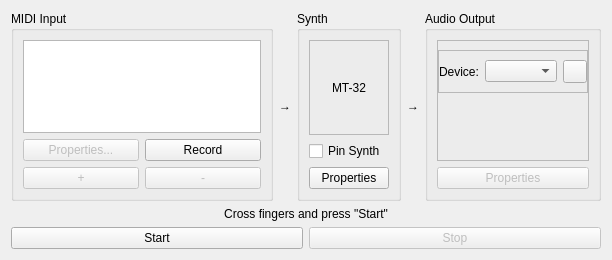
First picture: the form in mt32emu_qt/src/SynthWidget.ui, repository Stino/munt, before the edit.
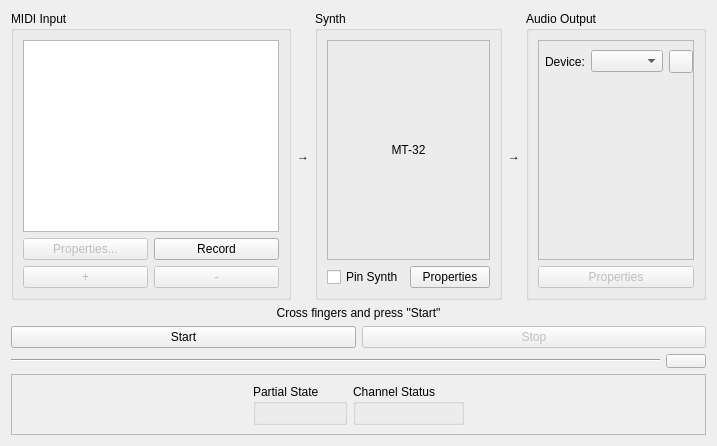
Second picture: the form after the edit. Icons and pictures are not drawn.

Commit message: - Added panel displaying synth details

```diff
--- a/mt32emu_qt/src/SynthWidget.ui
+++ b/mt32emu_qt/src/SynthWidget.ui
@@ -2,14 +2,6 @@
 <ui version="4.0">
  <class>SynthWidget</class>
  <widget class="QWidget" name="SynthWidget">
-  <property name="geometry">
-   <rect>
-    <x>0</x>
-    <y>0</y>
-    <width>612</width>
-    <height>260</height>
-   </rect>
-  </property>
   <property name="windowTitle">
    <string>Form</string>
   </property>
@@ -94,7 +86,7 @@
           <property name="frameShadow">
            <enum>QFrame::Raised</enum>
           </property>
-          <layout class="QVBoxLayout" name="verticalLayout_5">
+          <layout class="QVBoxLayout" name="lcdLayout">
            <item>
             <widget class="QLabel" name="synthEmuModeLabel">
              <property name="text">
@@ -109,7 +101,15 @@
          </widget>
         </item>
         <item>
+         <layout class="QHBoxLayout" name="horizontalLayout_4">
+          <item>
          <widget class="QCheckBox" name="pinCheckBox">
+            <property name="sizePolicy">
+             <sizepolicy hsizetype="Fixed" vsizetype="Fixed">
+              <horstretch>0</horstretch>
+              <verstretch>0</verstretch>
+             </sizepolicy>
+            </property>
           <property name="text">
            <string>Pin Synth</string>
           </property>
@@ -123,6 +123,8 @@
          </widget>
         </item>
        </layout>
+        </item>
+       </layout>
       </widget>
      </item>
      <item>
@@ -153,28 +155,7 @@
            <property name="rightMargin">
             <number>0</number>
            </property>
-           <item row="0" column="0" colspan="2">
-            <widget class="QFrame" name="frame_2">
-             <property name="minimumSize">
-              <size>
-               <width>0</width>
-               <height>0</height>
-              </size>
-             </property>
-             <property name="frameShape">
-              <enum>QFrame::StyledPanel</enum>
-             </property>
-             <property name="frameShadow">
-              <enum>QFrame::Raised</enum>
-             </property>
-             <layout class="QHBoxLayout" name="horizontalLayout_4">
-              <property name="leftMargin">
-               <number>0</number>
-              </property>
-              <property name="rightMargin">
-               <number>0</number>
-              </property>
-              <item>
+           <item row="0" column="1">
                <layout class="QHBoxLayout" name="horizontalLayout_5">
                 <item>
                  <widget class="QLabel" name="label_5">
@@ -202,9 +183,6 @@
              </layout>
             </widget>
            </item>
-          </layout>
-         </widget>
-        </item>
         <item>
          <widget class="QPushButton" name="audioPropertiesButton">
           <property name="enabled">
@@ -254,6 +232,106 @@
      </item>
     </layout>
    </item>
+   <item>
+    <layout class="QHBoxLayout" name="horizontalLayout_6">
+     <item>
+      <widget class="Line" name="line">
+       <property name="orientation">
+        <enum>Qt::Horizontal</enum>
+       </property>
+      </widget>
+     </item>
+     <item>
+      <widget class="QPushButton" name="detailsButton">
+       <property name="sizePolicy">
+        <sizepolicy hsizetype="Fixed" vsizetype="Fixed">
+         <horstretch>0</horstretch>
+         <verstretch>0</verstretch>
+        </sizepolicy>
+       </property>
+       <property name="maximumSize">
+        <size>
+         <width>16777215</width>
+         <height>14</height>
+        </size>
+       </property>
+       <property name="text">
+        <string/>
+       </property>
+       <property name="icon">
+        <iconset resource="images.qrc">
+         <normaloff>:/images/Details.gif</normaloff>:/images/Details.gif</iconset>
+       </property>
+      </widget>
+     </item>
+    </layout>
+   </item>
+   <item>
+    <widget class="QFrame" name="detailsFrame">
+     <property name="frameShape">
+      <enum>QFrame::StyledPanel</enum>
+     </property>
+     <property name="frameShadow">
+      <enum>QFrame::Raised</enum>
+     </property>
+     <layout class="QHBoxLayout" name="detailsLayout">
+      <item>
+       <spacer name="horizontalSpacer_2">
+        <property name="orientation">
+         <enum>Qt::Horizontal</enum>
+        </property>
+        <property name="sizeHint" stdset="0">
+         <size>
+          <width>40</width>
+          <height>20</height>
+         </size>
+        </property>
+       </spacer>
+      </item>
+      <item>
+       <widget class="QGroupBox" name="groupBox_4">
+        <property name="sizePolicy">
+         <sizepolicy hsizetype="Fixed" vsizetype="Preferred">
+          <horstretch>0</horstretch>
+          <verstretch>0</verstretch>
+         </sizepolicy>
+        </property>
+        <property name="title">
+         <string>Partial State</string>
+        </property>
+        <layout class="QGridLayout" name="partialStateGrid"/>
+       </widget>
+      </item>
+      <item>
+       <widget class="QGroupBox" name="groupBox_5">
+        <property name="sizePolicy">
+         <sizepolicy hsizetype="Fixed" vsizetype="Preferred">
+          <horstretch>0</horstretch>
+          <verstretch>0</verstretch>
+         </sizepolicy>
+        </property>
+        <property name="title">
+         <string>Channel Status</string>
+        </property>
+        <layout class="QGridLayout" name="polyStateGrid"/>
+       </widget>
+      </item>
+      <item>
+       <spacer name="horizontalSpacer">
+        <property name="orientation">
+         <enum>Qt::Horizontal</enum>
+        </property>
+        <property name="sizeHint" stdset="0">
+         <size>
+          <width>40</width>
+          <height>20</height>
+         </size>
+        </property>
+       </spacer>
+      </item>
+     </layout>
+    </widget>
+   </item>
   </layout>
  </widget>
  <tabstops>
```
Left out of the diff: 1 changed line with no effect on the pictures. Lines whose indentation alone changed are shown as unchanged. The commit also changes 14 other files.
